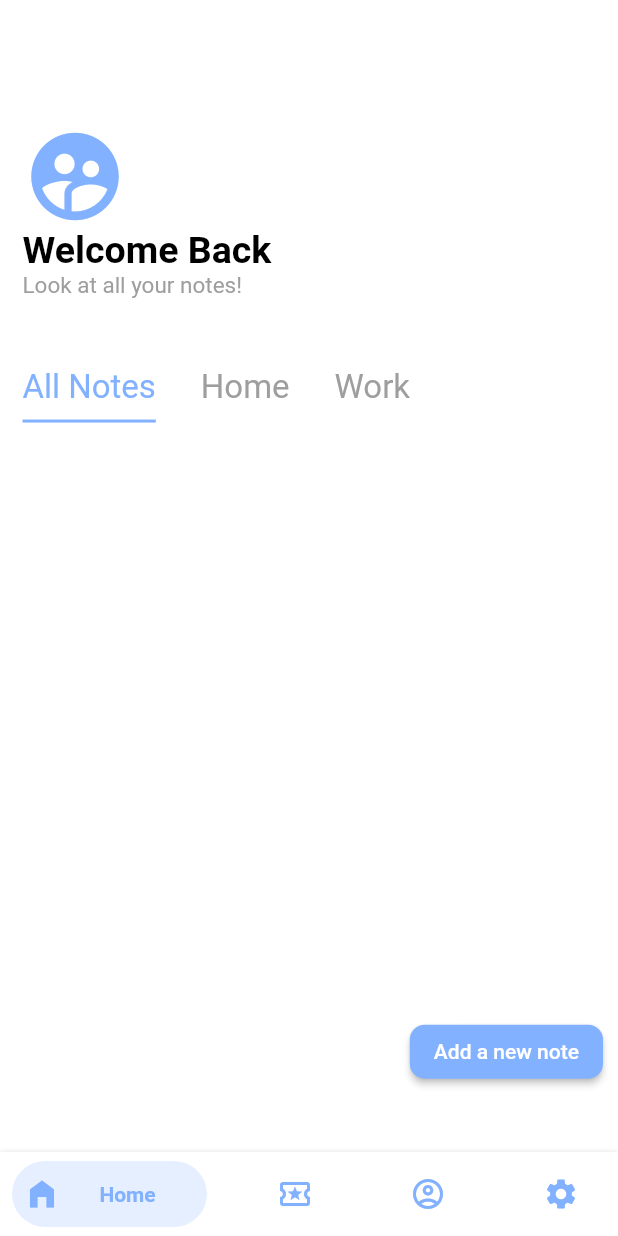
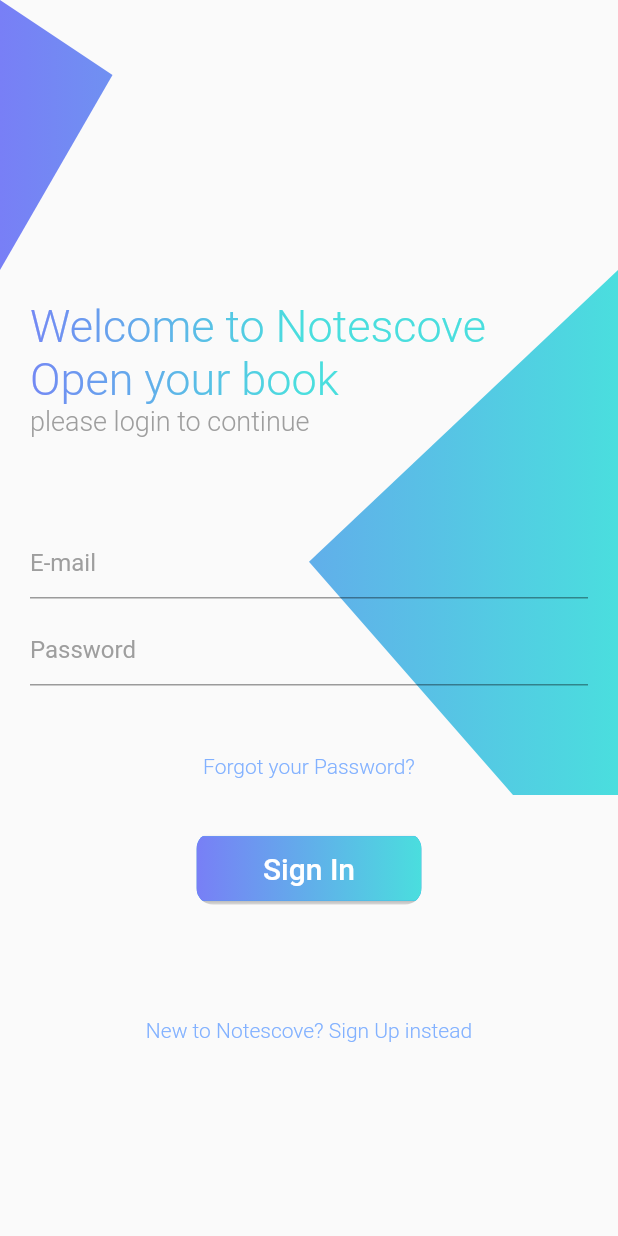
Before and after one commit to amitsindoliya/copyio, a Flutter app: the screen it shows after launch, on a phone screen of 412 x 824 dp. Run offline on Flutter 3.47's test engine with Material 2 defaults, Android fonts, the phone set to English and light mode, and no system bars; drawn by our look-alikes of bottom_navy_bar; our stand-ins replace flutter_colorpicker; missing offline and left inert: dart:ffi.

Commit message:
layout of login and sign up done

```diff
--- /dev/null
+++ b/copyio/lib/auth_page.dart
@@ -0,0 +1,274 @@
+import 'package:flutter/material.dart';
+
+enum Page {
+  Login,
+  SignUp,
+}
+
+class AuthPage extends StatefulWidget {
+  @override
+  _AuthPageState createState() => _AuthPageState();
+}
+
+class _AuthPageState extends State<AuthPage> {
+  var _formkey = GlobalKey<FormState>();
+  var _currPage;
+
+  @override
+  void initState() {
+    // TODO: implement initState
+    _currPage = Page.Login;
+    super.initState();
+  }
+
+  // TextEditingController();
+  final Shader linearGradient = LinearGradient(
+    colors: <Color>[
+      Color(0xFF787FF6),
+      Color(0xFF4ADEDE),
+    ],
+  ).createShader(Rect.fromLTWH(0.0, 0.0, 200.0, 70.0));
+
+  @override
+  Widget build(BuildContext context) {
+    return Scaffold(
+      body: SingleChildScrollView(
+        child: Container(
+          height: MediaQuery.of(context).size.height,
+          child: Column(
+            crossAxisAlignment: CrossAxisAlignment.start,
+            children: [
+              ClipPath(
+                clipper: TopClipPath(),
+                child: Container(
+                  height: 180,
+                  decoration: BoxDecoration(
+                      gradient: LinearGradient(colors: [
+                    Color(0xFF787FF6),
+                    Color(0xFF4ADEDE),
+                  ])),
+                ),
+              ),
+              Expanded(
+                child: Stack(
+                  children: [
+                    Positioned(
+                        child: ClipPath(
+                      clipper: MidCustomClipPath(),
+                      child: Container(
+                        height: 350,
+                        decoration: BoxDecoration(
+                            gradient: LinearGradient(colors: [
+                          Color(0xFF787FF6),
+                          Color(0xFF4ADEDE),
+                        ])),
+                      ),
+                    )),
+                    Container(
+                      padding: EdgeInsets.all(20.0),
+                      child: Column(
+                        crossAxisAlignment: CrossAxisAlignment.start,
+                        children: [
+                          Text(
+                            _currPage == Page.Login
+                                ? 'Welcome to Notescove'
+                                : 'Join Us!',
+                            style: TextStyle(
+                              fontSize: 30.0,
+                              // color: Theme.of(context).primaryColor,
+                              foreground: Paint()..shader = linearGradient,
+                              fontWeight: FontWeight.w300,
+                            ),
+                          ),
+                          _currPage == Page.Login
+                              ? Text(
+                                  'Open your book',
+                                  style: TextStyle(
+                                    fontSize: 30.0,
+                                    // color: Theme.of(context).primaryColor,
+                                    foreground: Paint()
+                                      ..shader = linearGradient,
+                                    fontWeight: FontWeight.w300,
+                                    // fontWeight: FontWeight.bold,
+                                  ),
+                                )
+                              : SizedBox(),
+                          Text(
+                            _currPage == Page.Login
+                                ? 'please login to continue'
+                                : 'please fill the details to continue',
+                            style: TextStyle(
+                              fontSize: 18.0,
+                              color: Colors.grey,
+                              fontWeight: FontWeight.w300,
+                            ),
+                          ),
+                          SizedBox(
+                            height: 60,
+                          ),
+                          TextFormField(
+                            decoration: InputDecoration(
+                              focusedBorder: new UnderlineInputBorder(
+                                borderSide: BorderSide(color: Colors.black),
+                              ),
+                              hintText: 'E-mail',
+                              hintStyle: TextStyle(color: Colors.grey),
+                            ),
+                          ),
+                          SizedBox(
+                            height: 10,
+                          ),
+                          TextFormField(
+                            decoration: InputDecoration(
+                              focusedBorder: new UnderlineInputBorder(
+                                borderSide: BorderSide(color: Colors.black),
+                              ),
+                              hintText: 'Password',
+                              hintStyle: TextStyle(color: Colors.grey),
+                            ),
+                          ),
+                          if (_currPage == Page.SignUp)
+                            SizedBox(
+                              height: 10,
+                            ),
+                          if (_currPage == Page.SignUp)
+                            TextFormField(
+                              decoration: InputDecoration(
+                                focusedBorder: new UnderlineInputBorder(
+                                  borderSide: BorderSide(color: Colors.black),
+                                ),
+                                hintText: 'Password',
+                                hintStyle: TextStyle(color: Colors.grey),
+                              ),
+                            ),
+                          SizedBox(
+                            height: 30,
+                          ),
+                          Center(
+                            child: TextButton(
+                                onPressed: () {},
+                                child: Text(
+                                  _currPage == Page.Login
+                                      ? 'Forgot your Password?'
+                                      : 'I accept the policy and terms',
+                                  style: TextStyle(
+                                      fontWeight: FontWeight.w300,
+                                      color: Theme.of(context).primaryColor),
+                                )),
+                          ),
+                          SizedBox(
+                            height: 20,
+                          ),
+                          Center(
+                            child: ClipRRect(
+                              borderRadius: BorderRadius.circular(11),
+                              child: ElevatedButton(
+                                style: ElevatedButton.styleFrom(
+                                  // primary: Theme.of(context).primaryColor,
+                                  padding: const EdgeInsets.all(0.0),
+                                ),
+                                onPressed: () {},
+                                child: Container(
+                                  width: 150,
+                                  decoration: BoxDecoration(
+                                    borderRadius: BorderRadius.circular(0),
+                                    gradient: LinearGradient(colors: [
+                                      Color(0xFF787FF6),
+                                      Color(0xFF4ADEDE),
+                                    ]),
+                                  ),
+                                  padding: const EdgeInsets.all(10.0),
+                                  child: Center(
+                                    child: Text(
+                                      _currPage == Page.Login
+                                          ? 'Sign In'
+                                          : 'Register',
+                                      style: TextStyle(fontSize: 20),
+                                    ),
+                                  ),
+                                ),
+                              ),
+                            ),
+                          ),
+                          SizedBox(
+                            height: 60,
+                          ),
+                          Center(
+                            child: TextButton(
+                                onPressed: () {
+                                  setState(() {
+                                    if (_currPage == Page.Login) {
+                                      _currPage = Page.SignUp;
+                                    } else {
+                                      _currPage = Page.Login;
+                                    }
+                                  });
+                                  // Page.SignUp;
+                                },
+                                child: Text(
+                                  _currPage == Page.Login
+                                      ? 'New to Notescove? Sign Up instead'
+                                      : 'Already have account? Login',
+                                  // style: TextStyle(fontSize: 18.0),
+                                  style: TextStyle(
+                                      fontWeight: FontWeight.w300,
+                                      color: Theme.of(context).primaryColor),
+                                )),
+                          ),
+                        ],
+                      ),
+                    ),
+                  ],
+                ),
+              ),
+            ],
+          ),
+        ),
+      ),
+    );
+  }
+}
+
+class MidCustomClipPath extends CustomClipper<Path> {
+  @override
+  Path getClip(Size size) {
+    // TODO: implement getClip
+    Path path = Path();
+    print(size.height);
+    path.moveTo(size.width, 0);
+    path.lineTo(size.width / 2, size.height / 1.8);
+    // path.quadraticBezierTo(50, 100, 250, 300);
+    path.lineTo(size.width, size.height + 80);
+    // path.arcToPoint(Offset(400, 100), radius: Radius.circular(15));
+    // throw UnimplementedError();
+    return path;
+  }
+
+  @override
+  bool shouldReclip(covariant CustomClipper<Path> oldClipper) {
+    // TODO: implement shouldReclip
+    return false;
+    // throw UnimplementedError();
+  }
+}
+
+class TopClipPath extends CustomClipper<Path> {
+  @override
+  Path getClip(Size size) {
+    // TODO: implement getClip
+    Path path = Path();
+    print(size.height);
+    path.lineTo(0, size.height);
+    path.lineTo(75, 50);
+    // path.arcToPoint(Offset(400, 100), radius: Radius.circular(15));
+    // throw UnimplementedError();
+    return path;
+  }
+
+  @override
+  bool shouldReclip(covariant CustomClipper<Path> oldClipper) {
+    // TODO: implement shouldReclip
+    return false;
+    // throw UnimplementedError();
+  }
+}
--- a/copyio/lib/main.dart
+++ b/copyio/lib/main.dart
@@ -1,4 +1,5 @@
 import 'package:bottom_navy_bar/bottom_navy_bar.dart';
+import 'package:copyio/auth_page.dart';
 import 'package:copyio/home.dart';
 import 'package:copyio/models/notes.dart';
 import 'package:copyio/notes_detail.dart';
@@ -28,7 +29,7 @@ class MyApp extends StatelessWidget {
         debugShowCheckedModeBanner: false,
         title: 'CopyIO',
         theme: ThemeData(primaryColor: Colors.blueAccent[100]),
-        home: HomePage(),
+        home: AuthPage(),
       ),
     );
   }
@@ -54,6 +55,7 @@ class _HomePageState extends State<HomePage> {
   void initState() {
     // TODO: implement initState
     Provider.of<NotesProvider>(context, listen: false).getDataFromServer();
+    Provider.of<GroupProvider>(context, listen: false).setAndFetchGroup();
     super.initState();
   }
 
--- a/copyio/lib/notes_card.dart
+++ b/copyio/lib/notes_card.dart
@@ -265,6 +265,19 @@ class ModalPins extends StatelessWidget {
                             );
                           }),
                     ),
+                    Padding(
+                      padding: const EdgeInsets.all(8.0),
+                      child: TextField(
+                        onSubmitted: (value) {
+                          Provider.of<GroupProvider>(context, listen: false)
+                              .addGroup(value);
+                        },
+                        decoration: InputDecoration(
+                          border: InputBorder.none,
+                          labelText: 'Create a group',
+                        ),
+                      ),
+                    ),
                     TextButton(
                       onPressed: () => Navigator.of(context).pop(),
                       child: Text(
--- a/copyio/lib/providers/groups_provider.dart
+++ b/copyio/lib/providers/groups_provider.dart
@@ -1,8 +1,11 @@
+import 'dart:convert';
+
 import 'package:copyio/models/groups.dart';
 import 'package:copyio/models/notes.dart';
 import 'package:flutter/material.dart';
 import './notes_provider.dart';
 import 'package:provider/provider.dart';
+import 'package:http/http.dart' as http;
 
 class GroupProvider with ChangeNotifier {
   // List<Notes> allNotes = gtNotes();
@@ -11,17 +14,37 @@ class GroupProvider with ChangeNotifier {
       groupId: '1',
       groupName: 'All Notes',
     ),
-    Group(
-      groupId: '2',
-      groupName: 'Home',
-    ),
-    Group(
-      groupId: '3',
-      groupName: 'Work',
-    ),
   ];
 
   List<Group> get getGroups {
     return [..._groupsList];
   }
+
+  void addGroup(String groupName) async {
+    var url = Uri.https(
+        'notescove-6c068-default-rtdb.firebaseio.com', '/groups.json');
+    Map<String, Object> groupMap = {
+      'groupName': groupName,
+      'archived': 'no',
+    };
+
+    var response = await http.post(url, body: jsonEncode(groupMap));
+    print(jsonDecode(response.body)['name']);
+    _groupsList.add(Group(
+        groupId: jsonDecode(response.body)['name'].toString(),
+        groupName: groupName));
+    notifyListeners();
+  }
+
+  void setAndFetchGroup() async {
+    var url = Uri.https(
+        'notescove-6c068-default-rtdb.firebaseio.com', '/groups.json');
+    var response = await http.get(url);
+    var decodedGroupMapList = jsonDecode(response.body);
+    decodedGroupMapList.forEach((key, value) {
+      Group newGroup = Group(groupId: key, groupName: value['groupName']);
+      _groupsList.add(newGroup);
+      notifyListeners();
+    });
+  }
 }
--- a/copyio/lib/providers/notes_provider.dart
+++ b/copyio/lib/providers/notes_provider.dart
@@ -109,12 +109,19 @@ class NotesProvider with ChangeNotifier {
   }
 
   void addToGroup(Notes note, String gId) {
+    var url = Uri.https('notescove-6c068-default-rtdb.firebaseio.com',
+        '/notes/${note.id}.json');
     if (_notesList
         .firstWhere((element) => element.id == note.id)
         .group
         .contains(gId)) {
     } else {
       _notesList.firstWhere((element) => element.id == note.id).group.add(gId);
+      http.patch(url,
+          body: jsonEncode({
+            'group':
+                _notesList.firstWhere((element) => element.id == note.id).group
+          }));
     }
     notifyListeners();
   }
```
